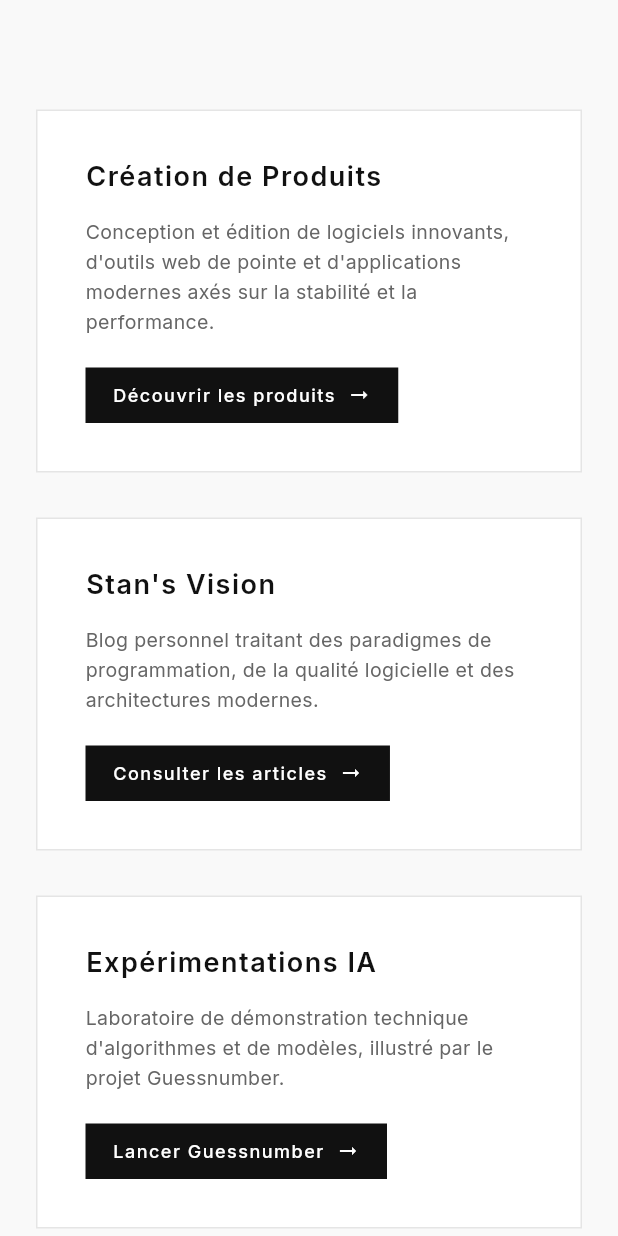
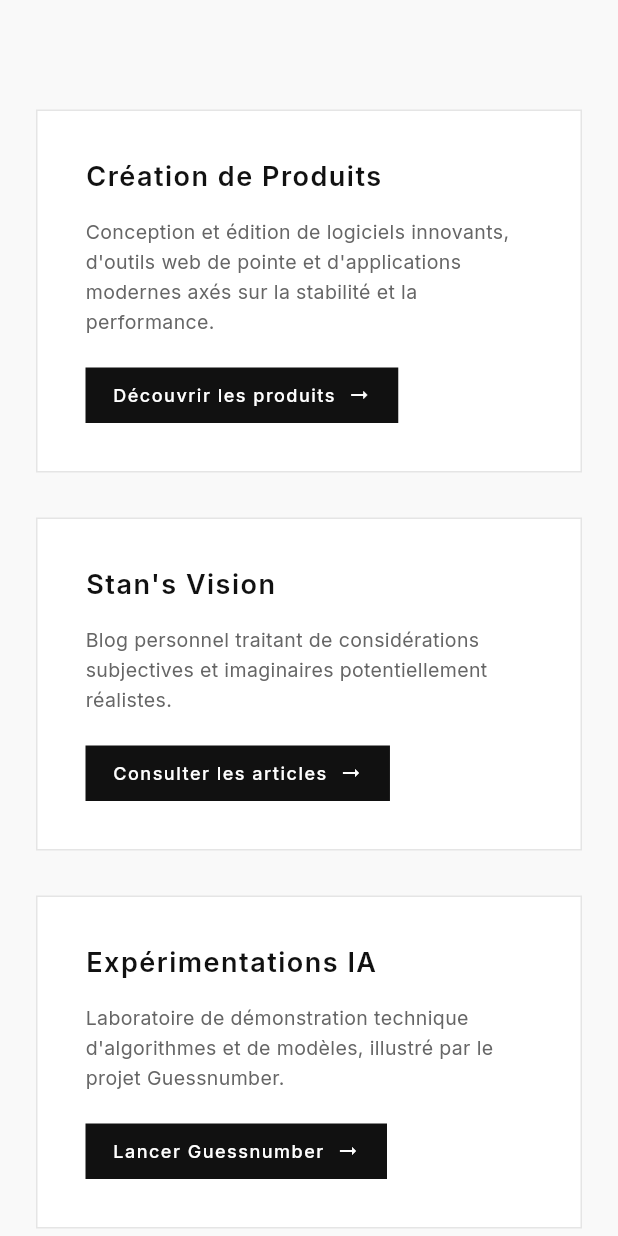
Before and after one commit to Stanworld80/stanworld.org, a Flutter app: the screen it shows after launch, scrolled down 576 dp, on a phone screen of 412 x 824 dp. Run offline on Flutter 3.47's test engine with Material 3 defaults, Android fonts, the phone set to English and light mode, and no system bars; our stand-ins replace google_fonts.

Commit message:
content(vision): update description of Stan's Vision blog

```diff
--- a/lib/pages/home_page.dart
+++ b/lib/pages/home_page.dart
@@ -28,7 +28,7 @@
       MinimalistShowcaseCard(
         title: "Stan's Vision",
         description:
-            "Blog personnel traitant des paradigmes de programmation, de la qualité logicielle et des architectures modernes.",
+            "Blog personnel traitant de considérations subjectives et imaginaires potentiellement réalistes.",
         actionLabel: "Consulter les articles",
         url: "https://stanvision.stanworld.org",
         onTap: () => _launchUrl("https://stanvision.stanworld.org"),
```
